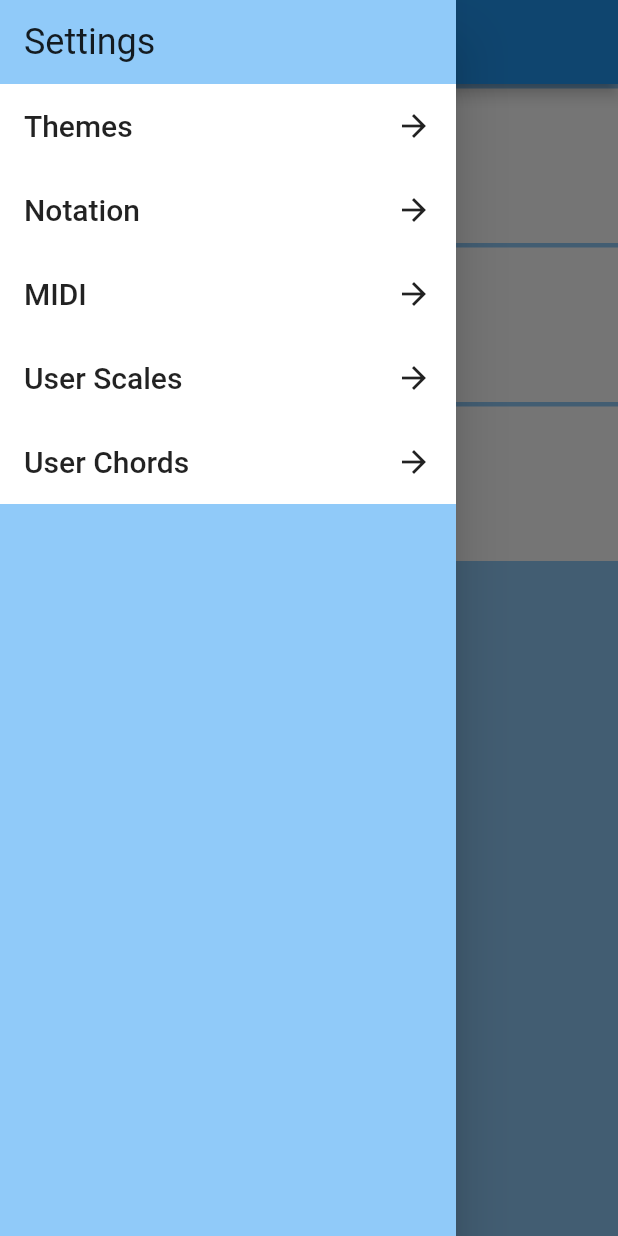
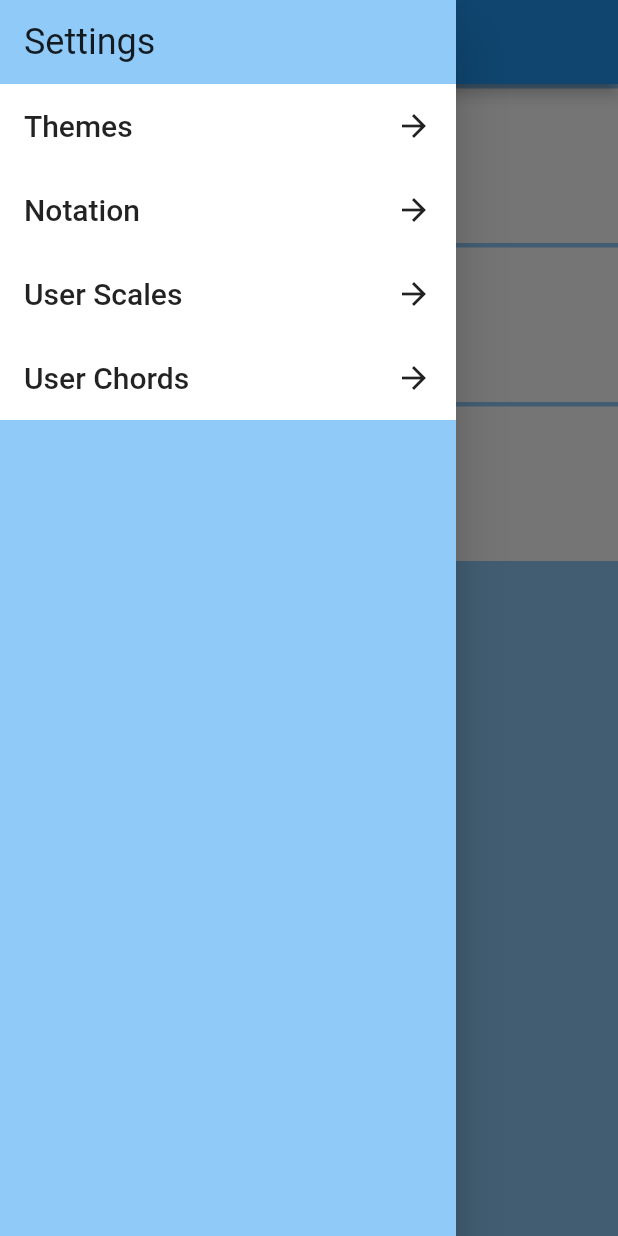
Before and after one commit to UdrK/Musical_Vocabulary, a Flutter app: the Home screen opened directly, with the side drawer open, on a phone screen of 412 x 824 dp. Run offline on Flutter 3.47's test engine with Material 2 defaults, Android fonts, the phone set to English and light mode, and no system bars; our stand-ins replace flutter_colorpicker, numberpicker, shared_preferences; accounts and stored records are empty; statements that could not run were skipped.

Commit message:
removing midi code

```diff
--- a/lib/App.dart
+++ b/lib/App.dart
@@ -14,7 +14,7 @@ void setDefaultSettings() async {
   //prefs.clear();
   String theme = prefs.getString('default_theme');
   if (theme == null) {
-    prefs.setString('default_theme', 'light');
+    prefs.setString('default_theme', 'dark');
     prefs.setInt('dark_primary', Colors.blueGrey[700].value);
     prefs.setInt('dark_card', Colors.blueGrey[800].value);
     prefs.setInt('dark_background', Colors.blueGrey[900].value);
@@ -96,8 +96,8 @@ class _App extends State<App> {
     else {
       return MaterialApp(
         theme: ThemeData(
-          primaryColor: primary_color,   // app bar color
-          cardColor: card_color,      // cards or tiles color
+          primaryColor: primary_color,        // app bar color
+          cardColor: card_color,              // cards or tiles color
           backgroundColor: background_color,  // background
           iconTheme: IconThemeData(
             color: font_color,
--- a/lib/BookmarksScreen.dart
+++ b/lib/BookmarksScreen.dart
@@ -16,7 +16,6 @@ class BookmarksScreen extends StatefulWidget {
 }
 
 class _BookmarksScreen extends State<BookmarksScreen> {
-
   List<String> bookmarks;
   bool done = false;
 
--- a/lib/Home.dart
+++ b/lib/Home.dart
@@ -6,7 +6,6 @@ import 'UserElementScreen.dart';
 import 'BookmarksScreen.dart';
 
 class Home extends StatelessWidget {
-
   @override
   Widget build(BuildContext context) {
     return Scaffold(
@@ -62,22 +61,6 @@ class Home extends StatelessWidget {
                   child: ListTile(
                     title: Text(
                       "Notation",
-                      style: Theme.of(context).textTheme.headline6,
-                    ),
-                    trailing: Icon(
-                      Icons.arrow_forward,
-                      color: Theme.of(context).iconTheme.color,
-                    ),
-                  ),
-                ),
-              ),
-              Material(
-                color: Theme.of(context).cardColor,
-                child: InkWell(
-                  onTap:() {},
-                  child: ListTile(
-                    title: Text(
-                      "MIDI",
                       style: Theme.of(context).textTheme.headline6,
                     ),
                     trailing: Icon(
@@ -203,9 +186,7 @@ class Home extends StatelessWidget {
               ),
             ),
           ),
-
         ],
-
       ),
     );
   }
--- a/lib/LoadingScreen.dart
+++ b/lib/LoadingScreen.dart
@@ -4,9 +4,9 @@ class LoadingScreen extends StatelessWidget {
   @override
   Widget build(BuildContext context) {
     return Scaffold(
-      backgroundColor: Colors.blueGrey[900],
+      backgroundColor: Colors.grey[900],
       body: Material(
-        color: Colors.blueGrey[900],
+        color: Colors.grey[100],
         child: Container(
           child: Center(
             child: Text(
--- a/lib/NotationScreen.dart
+++ b/lib/NotationScreen.dart
@@ -8,7 +8,6 @@ class NotationScreen extends StatefulWidget {
 }
 
 class _NotationScreen extends State<NotationScreen> {
-
   String notation;
 
   bool done = false;
--- a/lib/NotesScreen.dart
+++ b/lib/NotesScreen.dart
@@ -3,7 +3,6 @@ import 'MusicTheory.dart';
 import 'ResultsScreen.dart';
 
 class NotesScreen extends StatelessWidget {
-
   String origin;
 
   NotesScreen(String origin) {
--- a/lib/UserElementScreen.dart
+++ b/lib/UserElementScreen.dart
@@ -163,6 +163,7 @@ class _UserElementScreen extends State<UserElementScreen> {
                 String name = _textFieldNameController.text;
                 String pattern = _textFieldPatternController.text;
                 writeElement(name, pattern);
+                Navigator.of(context).pop();
               },
             )
           ],
--- a/lib/UserFile.dart
+++ b/lib/UserFile.dart
@@ -3,7 +3,6 @@ import 'dart:async';
 import 'dart:io';
 
 class UserFile {
-
   String filename;
   UserFile(String filename) {
     this.filename = 'User_'+filename+'.txt';
```
Also changed, not shown: lib/MusicTheory.dart (+0 -23 lines), lib/ResultsScreen.dart (+0 -11 lines), lib/ThemesScreen.dart (+5 -7 lines).
